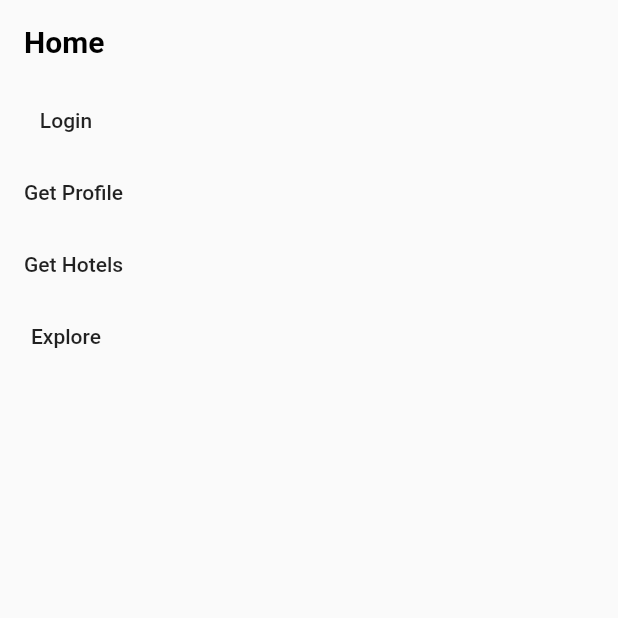
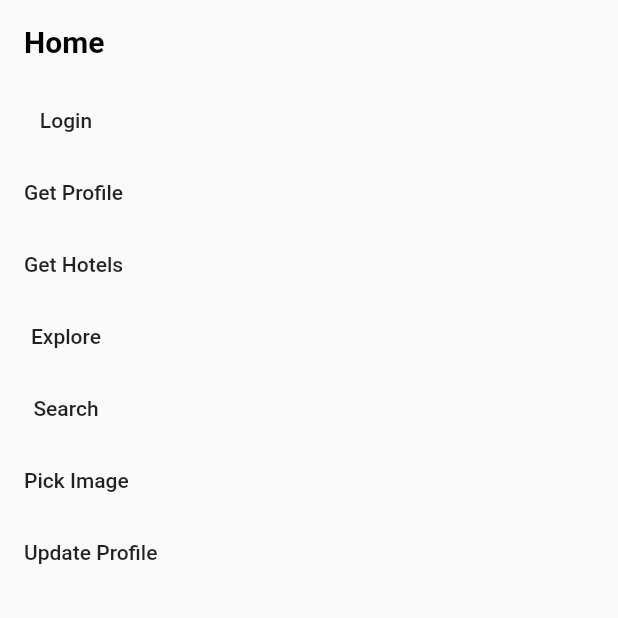
Before and after one commit to abdullahmansss/algoriza-1, a Flutter app: the screen it shows after launch, on a phone screen of 412 x 824 dp, the top half of it. Run offline on Flutter 3.47's test engine with Material 2 defaults, Android fonts, the phone set to English and light mode, and no system bars; our stand-ins replace dartz, dio, flutter_bloc, get_it, image_picker, sqflite; accounts and stored records are empty.

Commit message:
filter search

```diff
--- /dev/null
+++ b/lib/core/models/facilities_model.dart
@@ -0,0 +1,44 @@
+import 'package:test1/core/models/hotel_model.dart';
+import 'package:test1/core/models/status_model.dart';
+import 'package:test1/core/models/user_model.dart';
+
+class FacilitiesModel {
+  final StatusModel status;
+  final List<FacilitiesDataModel>? data;
+
+  FacilitiesModel({
+    required this.status,
+    required this.data,
+  });
+
+  factory FacilitiesModel.fromJson(Map<String, dynamic> json) {
+    return FacilitiesModel(
+      status: StatusModel.fromJson(json['status']),
+      data: List<FacilitiesDataModel>.from(
+        json['data'].map(
+          (x) => FacilitiesDataModel.fromJson(x),
+        ),
+      ),
+    );
+  }
+}
+
+class FacilitiesDataModel {
+  final int id;
+  final String name;
+  final String image;
+
+  FacilitiesDataModel({
+    required this.id,
+    required this.name,
+    required this.image,
+  });
+
+  factory FacilitiesDataModel.fromJson(Map<String, dynamic> json) {
+    return FacilitiesDataModel(
+      id: json['id'],
+      name: json['name'],
+      image: json['image'],
+    );
+  }
+}
--- a/lib/core/models/user_model.dart
+++ b/lib/core/models/user_model.dart
@@ -3,12 +3,14 @@ class UserModel {
   final String token;
   final String name;
   final String email;
+  final String image;
 
   UserModel({
     required this.id,
     required this.token,
     required this.name,
     required this.email,
+    required this.image,
   });
 
   factory UserModel.fromJson(Map<String, dynamic> json) {
@@ -17,6 +19,7 @@ class UserModel {
       token: json['api_token'],
       name: json['name'],
       email: json['email'],
+      image: json['image'],
     );
   }
 }
--- a/lib/core/util/blocs/app/states.dart
+++ b/lib/core/util/blocs/app/states.dart
@@ -12,11 +12,28 @@ class UserProfileLoadingState extends AppStates {}
 
 class UserProfileSuccessState extends AppStates {}
 
+class UserProfileUpdateLoadingState extends AppStates {}
+
+class UserProfileUpdateSuccessState extends AppStates {}
+
+
+class GetFacilitiesLoadingState extends AppStates {}
+
+class GetFacilitiesSuccessState extends AppStates {}
+
+class SearchLoadingState extends AppStates {}
+
+class SearchSuccessState extends AppStates {}
+
+class SelectFacilityState extends AppStates {}
+
 class HotelsLoadingState extends AppStates {}
 
 class HotelsSuccessState extends AppStates {}
 
 class ToggleIsEndState extends AppStates {}
+
+class PickImageSuccessState extends AppStates {}
 
 class ErrorState extends AppStates {
   final PrimaryServerException exception;
--- a/lib/core/util/network/remote/end_points.dart
+++ b/lib/core/util/network/remote/end_points.dart
@@ -2,4 +2,7 @@ const String baseApiUrl = 'http://api.mahmoudtaha.com';
 const String version = '/api';
 const String loginEndPoint = '/auth/login';
 const String profileEndPoint = '/auth/profile-info';
+const String updateProfileEndPoint = '/auth/update-info';
 const String hotelsEndPoint = '/hotels';
+const String searchEndPoint = '/search-hotels';
+const String facilitiesEndPoint = '/facilities';
--- a/lib/core/util/routes.dart
+++ b/lib/core/util/routes.dart
@@ -1,15 +1,18 @@
 import 'package:flutter/material.dart';
 import 'package:test1/features/explore/presentation/pages/explore_page.dart';
 import 'package:test1/features/home/presentation/pages/home_page.dart';
+import 'package:test1/features/search/presentation/pages/search_page.dart';
 
 class Routes {
   static const String home = '/home';
   static const String explore = '/explore';
+  static const String search = '/search';
 
   static Map<String, WidgetBuilder> get routes {
     return {
       home: (context) => const HomePage(),
       explore: (context) => const ExplorePage(),
+      search: (context) => const SearchPage(),
     };
   }
 }
--- a/lib/features/home/presentation/widgets/home_widget.dart
+++ b/lib/features/home/presentation/widgets/home_widget.dart
@@ -1,3 +1,5 @@
+import 'dart:io';
+
 import 'package:flutter/material.dart';
 import 'package:flutter_bloc/flutter_bloc.dart';
 import 'package:test1/core/util/blocs/app/cubit.dart';
@@ -22,7 +24,7 @@ class _HomeWidgetState extends State<HomeWidget> {
   Widget build(BuildContext context) {
     return BlocConsumer<AppBloc, AppStates>(
       listener: (context, state) {
-        if(state is ErrorState) {
+        if (state is ErrorState) {
           debugPrint(state.exception.message.toString());
           debugPrint(state.exception.error.toString());
           debugPrint(state.exception.code.toString());
@@ -56,6 +58,51 @@ class _HomeWidgetState extends State<HomeWidget> {
               },
               child: const Text('Explore'),
             ),
+            MaterialButton(
+              onPressed: () {
+                context.push = Routes.search;
+              },
+              child: const Text('Search'),
+            ),
+            if (AppBloc.get(context).profileModel != null)
+              Container(
+                width: 200.0,
+                height: 200.0,
+                decoration: BoxDecoration(
+                  color: Colors.red,
+                  image: DecorationImage(
+                    image: NetworkImage(
+                        AppBloc.get(context).profileModel!.data!.image),
+                    fit: BoxFit.cover,
+                  ),
+                  borderRadius: BorderRadius.circular(10.0),
+                ),
+              ),
+            MaterialButton(
+              onPressed: () {
+                AppBloc.get(context).pickImage();
+              },
+              child: const Text('Pick Image'),
+            ),
+            if (AppBloc.get(context).image != null)
+              Container(
+                width: 200.0,
+                height: 200.0,
+                decoration: BoxDecoration(
+                  color: Colors.red,
+                  image: DecorationImage(
+                    image: FileImage(File(AppBloc.get(context).image!.path)),
+                    fit: BoxFit.cover,
+                  ),
+                  borderRadius: BorderRadius.circular(10.0),
+                ),
+              ),
+            MaterialButton(
+              onPressed: () {
+                AppBloc.get(context).updateProfile();
+              },
+              child: const Text('Update Profile'),
+            ),
           ],
         );
       },
--- a/pubspec.yaml
+++ b/pubspec.yaml
@@ -42,6 +42,7 @@ dependencies:
   dio: ^4.0.6
   get_it: ^7.2.0
   dartz: ^0.10.1
+  image_picker: ^0.8.5+3
 
 dev_dependencies:
   flutter_test:
```
Also changed, not shown: lib/core/util/blocs/app/cubit.dart (+107 -3 lines), lib/core/util/network/repository.dart (+95 -7 lines), lib/features/search/presentation/pages/search_page.dart (added, +33 -0 lines), lib/features/search/presentation/widgets/search_widget.dart (added, +302 -0 lines), pubspec.lock, 2 other files.
